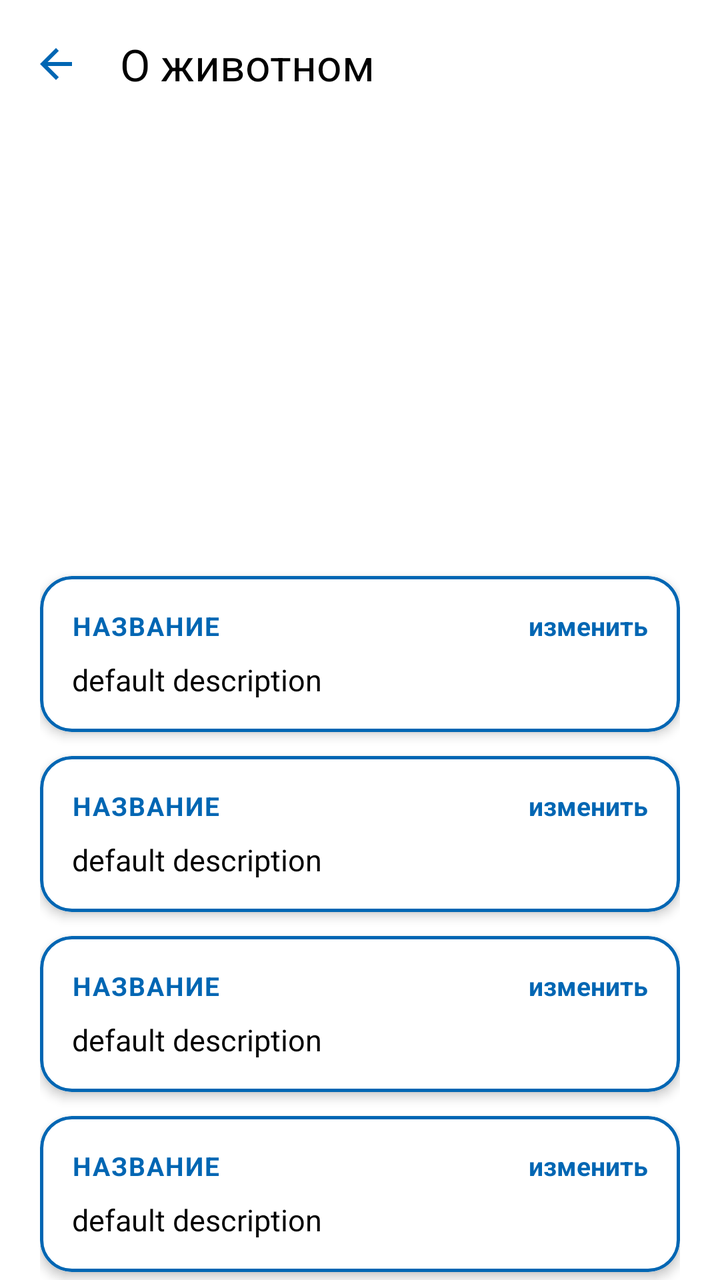
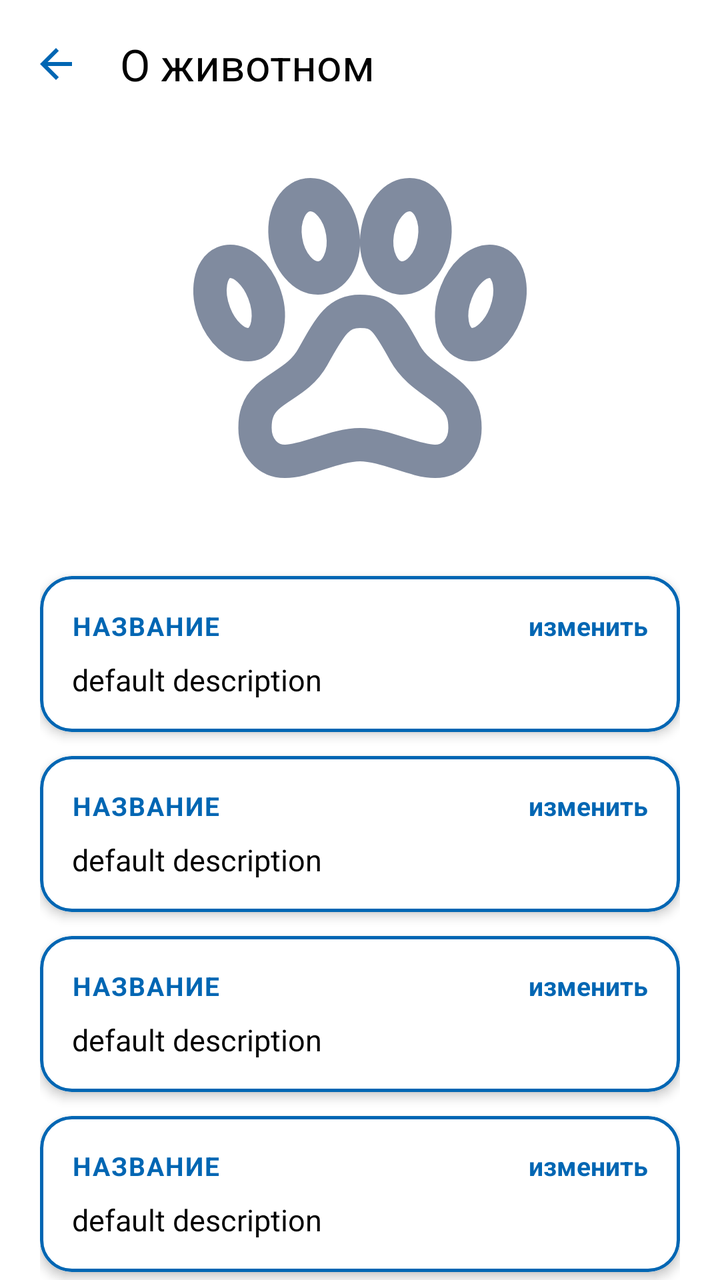

Screens rendered from an Android XML layout before and after an edit, with the pre-edit source and the edit as a unified diff.
<!-- AndroidManifest.xml: application theme Theme.VetUslugi -->
<!-- res/layout/fragment_animal_public_detail.xml -->
<?xml version="1.0" encoding="utf-8"?>
<androidx.constraintlayout.widget.ConstraintLayout xmlns:android="http://schemas.android.com/apk/res/android"
    xmlns:app="http://schemas.android.com/apk/res-auto"
    android:layout_width="match_parent"
    android:layout_height="match_parent">

    <com.google.android.material.appbar.MaterialToolbar
        android:id="@+id/toolbar"
        android:layout_width="0dp"
        android:layout_height="?attr/actionBarSize"
        android:background="?android:attr/background"
        app:layout_constraintEnd_toEndOf="parent"
        app:layout_constraintStart_toStartOf="parent"
        app:layout_constraintTop_toTopOf="parent"
        app:navigationIcon="@drawable/ic_arrow_back"
        app:navigationIconTint="@color/blue"
        app:title="О животном"
        app:titleTextColor="?android:attr/colorPrimary" />

    <androidx.core.widget.NestedScrollView
        android:layout_width="0dp"
        android:layout_height="0dp"
        app:layout_constraintBottom_toBottomOf="parent"
        app:layout_constraintEnd_toEndOf="parent"
        app:layout_constraintStart_toStartOf="parent"
        app:layout_constraintTop_toBottomOf="@+id/toolbar">

        <LinearLayout
            android:layout_width="match_parent"
            android:layout_height="wrap_content"
            android:orientation="vertical"
            android:paddingBottom="32dp">

            <androidx.constraintlayout.widget.ConstraintLayout
                android:layout_width="match_parent"
                android:layout_height="wrap_content">

                <ImageView
                    android:id="@+id/ivAnimalPhoto"
                    android:layout_width="0dp"
                    android:layout_height="0dp"
                    android:scaleType="centerCrop"
                    android:layout_marginHorizontal="80dp"
                    app:layout_constraintDimensionRatio="1:1"
                    app:layout_constraintEnd_toEndOf="parent"
                    app:layout_constraintStart_toStartOf="parent"
                    app:layout_constraintTop_toTopOf="parent" />

            </androidx.constraintlayout.widget.ConstraintLayout>

            <LinearLayout
                android:layout_width="match_parent"
                android:layout_height="wrap_content"
                android:orientation="vertical"
                android:paddingStart="20dp"
                android:paddingEnd="20dp"
                android:paddingTop="16dp">

            <include
                android:id="@+id/nickname_card"
                layout="@layout/card_info" />

            <include
                android:id="@+id/species_card"
                layout="@layout/card_info" />

            <include
                android:id="@+id/breed_card"
                layout="@layout/card_info" />

            <include
                android:id="@+id/age_card"
                layout="@layout/card_info" />

            <include
                android:id="@+id/diseases_card"
                layout="@layout/card_info" />

            <com.google.android.material.card.MaterialCardView
                android:id="@+id/placeCard"
                android:layout_width="match_parent"
                android:layout_height="wrap_content"
                android:layout_marginTop="16dp"
                android:foreground="?android:attr/selectableItemBackground"
                android:clickable="true"
                android:focusable="true"
                app:cardCornerRadius="16dp"
                app:cardElevation="3dp"
                app:strokeColor="@color/blue"
                app:strokeWidth="1.5dp">

                <LinearLayout
                    android:layout_width="match_parent"
                    android:layout_height="wrap_content"
                    android:orientation="vertical"
                    android:padding="16dp">

                    <TextView
                        android:id="@+id/tvPlaceLabel"
                        android:layout_width="wrap_content"
                        android:layout_height="wrap_content"
                        android:text="МЕСТО НАХОЖДЕНИЯ"
                        android:textColor="@color/blue"
                        android:textSize="11sp"
                        android:letterSpacing="0.08"
                        android:textStyle="bold" />

                    <TextView
                        android:id="@+id/tvPlaceName"
                        android:layout_width="match_parent"
                        android:layout_height="wrap_content"
                        android:layout_marginTop="4dp"
                        android:text="Загрузка..."
                        android:textColor="?android:attr/colorPrimary"
                        android:textSize="16sp"
                        android:textStyle="bold" />

                    <TextView
                        android:id="@+id/tvPlaceAddress"
                        android:layout_width="match_parent"
                        android:layout_height="wrap_content"
                        android:layout_marginTop="2dp"
                        android:textColor="@color/blue"
                        android:textSize="13sp" />

                    <TextView
                        android:id="@+id/tvOpenPlace"
                        android:layout_width="wrap_content"
                        android:layout_height="wrap_content"
                        android:layout_marginTop="6dp"
                        android:text="Подробнее →"
                        android:textColor="@color/blue"
                        android:textSize="13sp"
                        android:textStyle="bold" />

                </LinearLayout>

            </com.google.android.material.card.MaterialCardView>

            </LinearLayout>

        </LinearLayout>

    </androidx.core.widget.NestedScrollView>

    <ProgressBar
        android:id="@+id/progressBar"
        style="?android:attr/progressBarStyleLarge"
        android:layout_width="wrap_content"
        android:layout_height="wrap_content"
        android:indeterminate="true"
        android:indeterminateTint="@color/blue"
        android:visibility="gone"
        app:layout_constraintBottom_toBottomOf="parent"
        app:layout_constraintEnd_toEndOf="parent"
        app:layout_constraintStart_toStartOf="parent"
        app:layout_constraintTop_toBottomOf="@+id/toolbar" />

</androidx.constraintlayout.widget.ConstraintLayout>
<!-- res/layout/card_info.xml (included above) -->
<?xml version="1.0" encoding="utf-8"?>
<com.google.android.material.card.MaterialCardView xmlns:android="http://schemas.android.com/apk/res/android"
    xmlns:app="http://schemas.android.com/apk/res-auto"
    xmlns:tools="http://schemas.android.com/tools"
    android:layout_width="match_parent"
    android:layout_height="wrap_content"
    android:layout_marginTop="8dp"
    android:layout_marginBottom="4dp"
    android:backgroundTint="?android:attr/background"
    app:cardCornerRadius="16dp"
    app:cardElevation="3dp"
    app:strokeColor="@color/blue"
    app:strokeWidth="1.5dp">

    <LinearLayout
        android:layout_width="match_parent"
        android:layout_height="wrap_content"
        android:orientation="vertical"
        android:padding="16dp">

        <androidx.constraintlayout.widget.ConstraintLayout
            android:layout_width="match_parent"
            android:layout_height="wrap_content">

            <TextView
                android:id="@+id/tvCardTitle"
                android:layout_width="wrap_content"
                android:layout_height="wrap_content"
                android:text="Название"
                android:textColor="@color/blue"
                android:textSize="13sp"
                android:textStyle="bold"
                android:textAllCaps="true"
                android:letterSpacing="0.05"
                app:layout_constraintBottom_toBottomOf="parent"
                app:layout_constraintStart_toStartOf="parent"
                app:layout_constraintTop_toTopOf="parent" />

            <TextView
                android:id="@+id/tvEditCard"
                android:layout_width="wrap_content"
                android:layout_height="wrap_content"
                android:text="изменить"
                android:textColor="@color/blue"
                android:textStyle="bold"
                android:textSize="13sp"
                app:layout_constraintBottom_toBottomOf="parent"
                app:layout_constraintEnd_toEndOf="parent"
                app:layout_constraintTop_toTopOf="parent" />

        </androidx.constraintlayout.widget.ConstraintLayout>

        <TextView
            android:id="@+id/tvDescriptionCard"
            android:layout_width="wrap_content"
            android:layout_height="wrap_content"
            android:layout_marginTop="8dp"
            android:text="default description"
            android:textSize="15sp"
            android:textColor="?android:attr/colorPrimary" />

    </LinearLayout>

</com.google.android.material.card.MaterialCardView>
<!-- resources referenced by this layout -->
<resources>
  <color name="blue">#0066B3</color>
  <!-- drawable ic_arrow_back (drawable) -->
  <?xml version="1.0" encoding="utf-8"?>
  <vector xmlns:android="http://schemas.android.com/apk/res/android"
      android:width="24dp"
      android:height="24dp"
      android:viewportWidth="24"
      android:viewportHeight="24">
      <path
          android:fillColor="@color/blue"
          android:pathData="M20,11H7.83l5.59,-5.59L12,4l-8,8 8,8 1.41,-1.41L7.83,13H20v-2z" />
  </vector>
  <style name="Theme.VetUslugi" parent="Base.Theme.VetUslugi" />
  <style name="Base.Theme.VetUslugi" parent="Theme.Material3.DayNight.NoActionBar">
  
          <item name="materialButtonStyle">@style/Button</item>
          <item name="android:textViewStyle">@style/TextView</item>
          <item name="editTextStyle">@style/EditText</item>
          <item name="checkboxStyle">@style/BlueCheckBoxStyle</item>
  
          <item name="android:background">@color/white</item>
          <item name="colorPrimary">@color/black</item>
      </style>
  <style name="Button" parent="Widget.Material3.Button">
          <item name="shapeAppearanceOverlay">@style/ShapeAppearance.VetUslugi.Button</item>
          <item name="backgroundTint">@android:color/white</item>
          <item name="strokeColor">@color/blue</item>
          <item name="strokeWidth">2dp</item>
          <item name="android:textColor">@color/blue</item>
          <item name="android:textSize">20sp</item>
      </style>
  <style name="TextView" parent="android:Widget.TextView">
          <item name="android:textSize">20sp</item>
          <item name="android:textColor">@color/black</item>
      </style>
  <style name="EditText" parent="android:Widget.EditText">
          <item name="android:textColorHint">@color/light_blue</item>
          <item name="android:textSize">20sp</item>
          <item name="android:textColor">@color/blue</item>
          <item name="android:background">@drawable/rounded_corners</item>
      </style>
  <style name="BlueCheckBoxStyle" parent="Widget.AppCompat.CompoundButton.CheckBox">
          <item name="android:buttonTint">@color/checkbox_blue_tint</item>
      </style>
  <color name="white">#FFFFFF</color>
  <color name="black">#000000</color>
  <style name="ShapeAppearance.VetUslugi.Button" parent="ShapeAppearance.MaterialComponents.SmallComponent">
          <item name="cornerFamily">rounded</item>
          <item name="cornerSize">8dp</item>
      </style>
  <color name="light_blue">#85ACFF</color>
  <!-- drawable rounded_corners (drawable) -->
  <?xml version="1.0" encoding="utf-8"?>
  <selector xmlns:android="http://schemas.android.com/apk/res/android">
  
      <item android:state_focused="true">
          <shape>
              <solid android:color="?android:attr/background" />
              <stroke android:width="2.5dp" android:color="@color/blue" />
              <corners android:radius="25dp" />
              <padding
                  android:bottom="10dp"
                  android:left="12dp"
                  android:right="12dp"
                  android:top="10dp" />
          </shape>
      </item>
  
      <item>
          <shape>
              <solid android:color="?android:attr/background" />
              <stroke android:width="2dp" android:color="@color/blue" />
              <corners android:radius="25dp" />
              <padding
                  android:bottom="10dp"
                  android:left="12dp"
                  android:right="12dp"
                  android:top="10dp" />
          </shape>
      </item>
  
  </selector>
</resources>

<!-- the commit's change to res/layout/fragment_animal_public_detail.xml (unified diff, before → after) -->
@@ -41,6 +41,7 @@
                     android:layout_height="0dp"
                     android:scaleType="centerCrop"
                     android:layout_marginHorizontal="80dp"
+                    android:src="@drawable/nursery"
                     app:layout_constraintDimensionRatio="1:1"
                     app:layout_constraintEnd_toEndOf="parent"
                     app:layout_constraintStart_toStartOf="parent"
<!-- resource entries referenced after the edit -->
@@ -12,6 +12,7 @@
           android:fillColor="@color/blue"
           android:pathData="M20,11H7.83l5.59,-5.59L12,4l-8,8 8,8 1.41,-1.41L7.83,13H20v-2z" />
   </vector>
+  <!-- drawable nursery: vector/xml drawable (drawable, 2520 chars, omitted) -->
   <style name="Theme.VetUslugi" parent="Base.Theme.VetUslugi" />
   <style name="Base.Theme.VetUslugi" parent="Theme.Material3.DayNight.NoActionBar">
   
